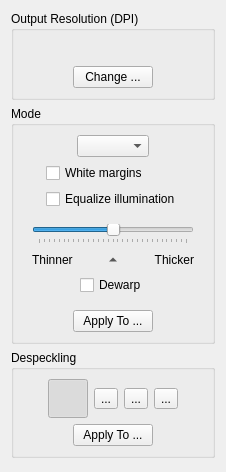
Qt form filters/output/ui/OutputOptionsWidget.ui (ImageProcessing-ElectronicPublications/scantailor-deviant) before a commit.
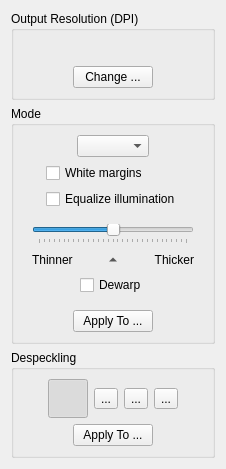
The same form after that commit. Icons and pictures are not drawn.

The edit to the form file:
```diff
--- a/filters/output/ui/OutputOptionsWidget.ui
+++ b/filters/output/ui/OutputOptionsWidget.ui
@@ -7,7 +7,7 @@
     <x>0</x>
     <y>0</y>
     <width>226</width>
-    <height>472</height>
+    <height>459</height>
    </rect>
   </property>
   <property name="windowTitle">
```
Left out of the diff: 11 changed lines with no effect on the pictures. Lines whose indentation alone changed are shown as unchanged.
